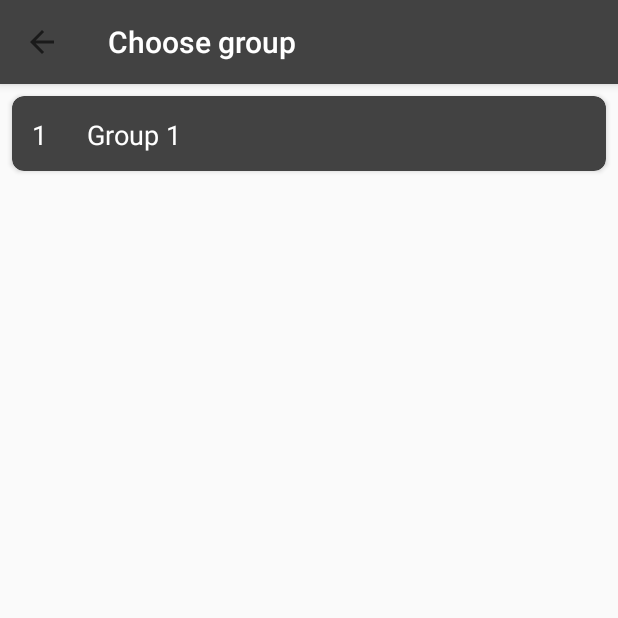
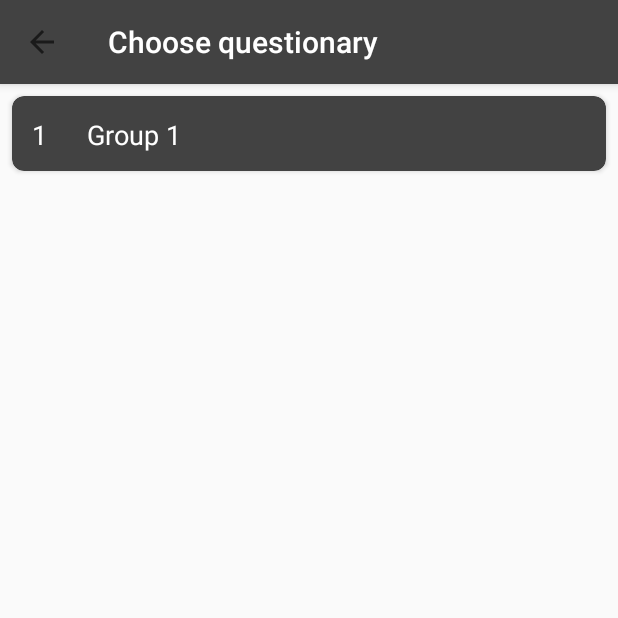
Before and after one commit to AlexKatrenich/codelabs, an Android app: the screen it shows after launch (GroupesActivity before the commit, QuestionariesActivity after it), on a phone screen of 412 x 824 dp, the top half of it. Run offline under Robolectric (Android 15) with nearby library versions, the phone set to English and light mode, and no system bars.

```diff
--- a/FactoryQuestions/app/src/main/AndroidManifest.xml
+++ b/FactoryQuestions/app/src/main/AndroidManifest.xml
@@ -18,7 +18,7 @@
                 <category android:name="android.intent.category.LAUNCHER" />
             </intent-filter>
         </activity>
-        <activity android:name=".GroupesActivity">
+        <activity android:name=".QuestionariesActivity">
             <intent-filter>
                 <action android:name="android.intent.action.MAIN" />
 
--- a/FactoryQuestions/app/src/main/java/com/katrenich/alex/factoryquestions/GroupesActivity.java
+++ b/FactoryQuestions/app/src/main/java/com/katrenich/alex/factoryquestions/QuestionariesActivity.java
@@ -4,19 +4,19 @@ import android.support.v7.app.AppCompatActivity;
 import android.os.Bundle;
 import android.support.v7.widget.Toolbar;
 
-public class GroupesActivity extends AppCompatActivity {
+public class QuestionariesActivity extends AppCompatActivity {
 
     @Override
     protected void onCreate(Bundle savedInstanceState) {
         super.onCreate(savedInstanceState);
-        setContentView(R.layout.activity_groupes);
+        setContentView(R.layout.activity_questionaries);
 
         Toolbar toolbar = findViewById(R.id.toolbar);
         setSupportActionBar(toolbar);
         getSupportActionBar().setDisplayHomeAsUpEnabled(true);
         getSupportActionBar().setDisplayShowHomeEnabled(false);
         getSupportActionBar().setDisplayShowTitleEnabled(true);
-        getSupportActionBar().setTitle("Choose group");
+        getSupportActionBar().setTitle("Choose questionary");
 
 
     }
--- a/FactoryQuestions/app/src/main/res/layout/activity_groupes.xml
+++ b/FactoryQuestions/app/src/main/res/layout/activity_questionaries.xml
@@ -5,7 +5,7 @@
     android:layout_height="match_parent"
     android:orientation="vertical"
     xmlns:app="http://schemas.android.com/apk/res-auto"
-    tools:context=".GroupesActivity"
+    tools:context=".QuestionariesActivity"
     android:theme="@style/AppTheme.Base">
 
     <android.support.design.widget.AppBarLayout
```
Also changed, not shown: FactoryQuestions/app/src/main/java/com/katrenich/alex/factoryquestions/fragments/SignInFragment.java (+22 -1 lines).
